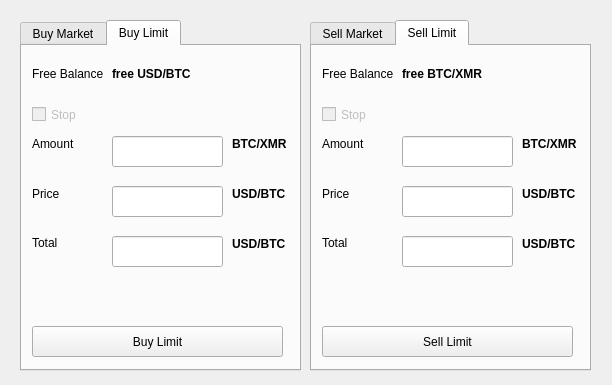
First picture: the form in trade.ui, repository pywizard/wavetrend, before the edit.
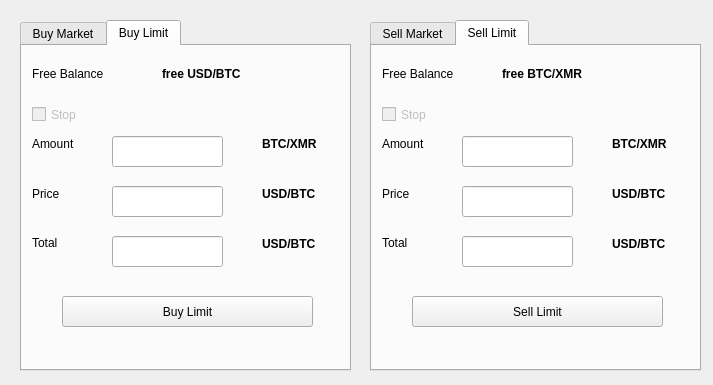
Second picture: the form after the edit. The open tabs and pages were chosen to show the change.

Commit message: adjustments for linux

```diff
--- a/trade.ui
+++ b/trade.ui
@@ -6,7 +6,7 @@
    <rect>
     <x>0</x>
     <y>0</y>
-    <width>612</width>
+    <width>713</width>
     <height>385</height>
    </rect>
   </property>
@@ -18,7 +18,7 @@
     <rect>
      <x>20</x>
      <y>20</y>
-     <width>281</width>
+     <width>331</width>
      <height>351</height>
     </rect>
    </property>
@@ -184,7 +184,7 @@
       <rect>
        <x>10</x>
        <y>20</y>
-       <width>71</width>
+       <width>121</width>
        <height>16</height>
       </rect>
      </property>
@@ -195,7 +195,7 @@
     <widget class="QLabel" name="labelFreebalance">
      <property name="geometry">
       <rect>
-       <x>90</x>
+       <x>140</x>
        <y>20</y>
        <width>181</width>
        <height>16</height>
@@ -237,7 +237,7 @@
     <widget class="QLabel" name="label_3">
      <property name="geometry">
       <rect>
-       <x>210</x>
+       <x>240</x>
        <y>90</y>
        <width>61</width>
        <height>16</height>
@@ -279,7 +279,7 @@
     <widget class="QLabel" name="label_5">
      <property name="geometry">
       <rect>
-       <x>210</x>
+       <x>240</x>
        <y>140</y>
        <width>61</width>
        <height>16</height>
@@ -321,7 +321,7 @@
     <widget class="QLabel" name="label_7">
      <property name="geometry">
       <rect>
-       <x>210</x>
+       <x>240</x>
        <y>190</y>
        <width>61</width>
        <height>16</height>
@@ -356,8 +356,8 @@
     <widget class="QToolButton" name="toolButton">
      <property name="geometry">
       <rect>
-       <x>10</x>
-       <y>280</y>
+       <x>40</x>
+       <y>250</y>
        <width>251</width>
        <height>31</height>
       </rect>
@@ -385,9 +385,9 @@
   <widget class="QTabWidget" name="tabWidget">
    <property name="geometry">
     <rect>
-     <x>310</x>
+     <x>370</x>
      <y>20</y>
-     <width>281</width>
+     <width>331</width>
      <height>351</height>
     </rect>
    </property>
@@ -551,7 +551,7 @@
     <widget class="QLabel" name="label_22">
      <property name="geometry">
       <rect>
-       <x>210</x>
+       <x>240</x>
        <y>90</y>
        <width>61</width>
        <height>16</height>
@@ -590,7 +590,7 @@
     <widget class="QLabel" name="label_23">
      <property name="geometry">
       <rect>
-       <x>210</x>
+       <x>240</x>
        <y>190</y>
        <width>61</width>
        <height>16</height>
@@ -625,7 +625,7 @@
     <widget class="QLabel" name="label_24">
      <property name="geometry">
       <rect>
-       <x>210</x>
+       <x>240</x>
        <y>140</y>
        <width>61</width>
        <height>16</height>
@@ -667,7 +667,7 @@
     <widget class="QLabel" name="labelFreebalance2">
      <property name="geometry">
       <rect>
-       <x>90</x>
+       <x>130</x>
        <y>20</y>
        <width>181</width>
        <height>16</height>
@@ -688,7 +688,7 @@
       <rect>
        <x>10</x>
        <y>20</y>
-       <width>71</width>
+       <width>111</width>
        <height>16</height>
       </rect>
      </property>
@@ -699,8 +699,8 @@
     <widget class="QToolButton" name="toolButton_3">
      <property name="geometry">
       <rect>
-       <x>10</x>
-       <y>280</y>
+       <x>40</x>
+       <y>250</y>
        <width>251</width>
        <height>31</height>
       </rect>
```
Left out of the diff: 24 changed lines with no effect on the pictures. The commit also changes 1 other file.
